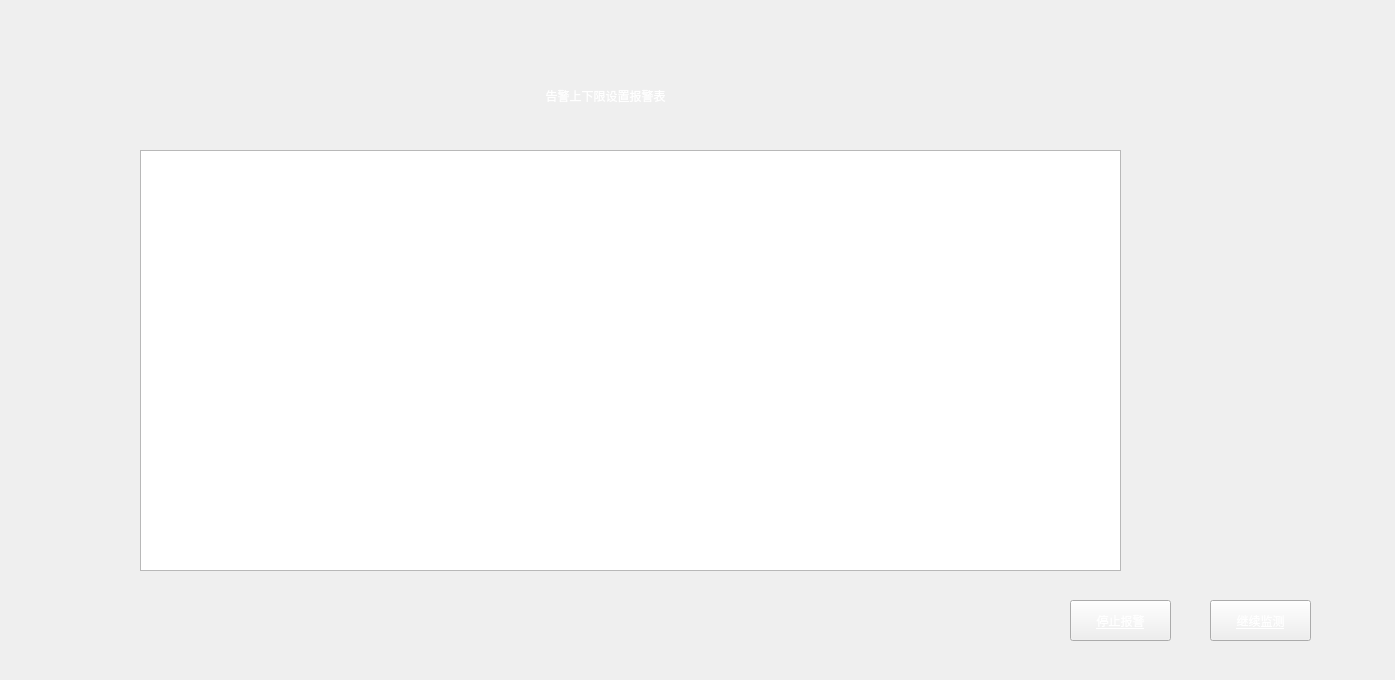
Old version of the form historyinfo.ui in the repository mynameyangtao/YuQianPro.
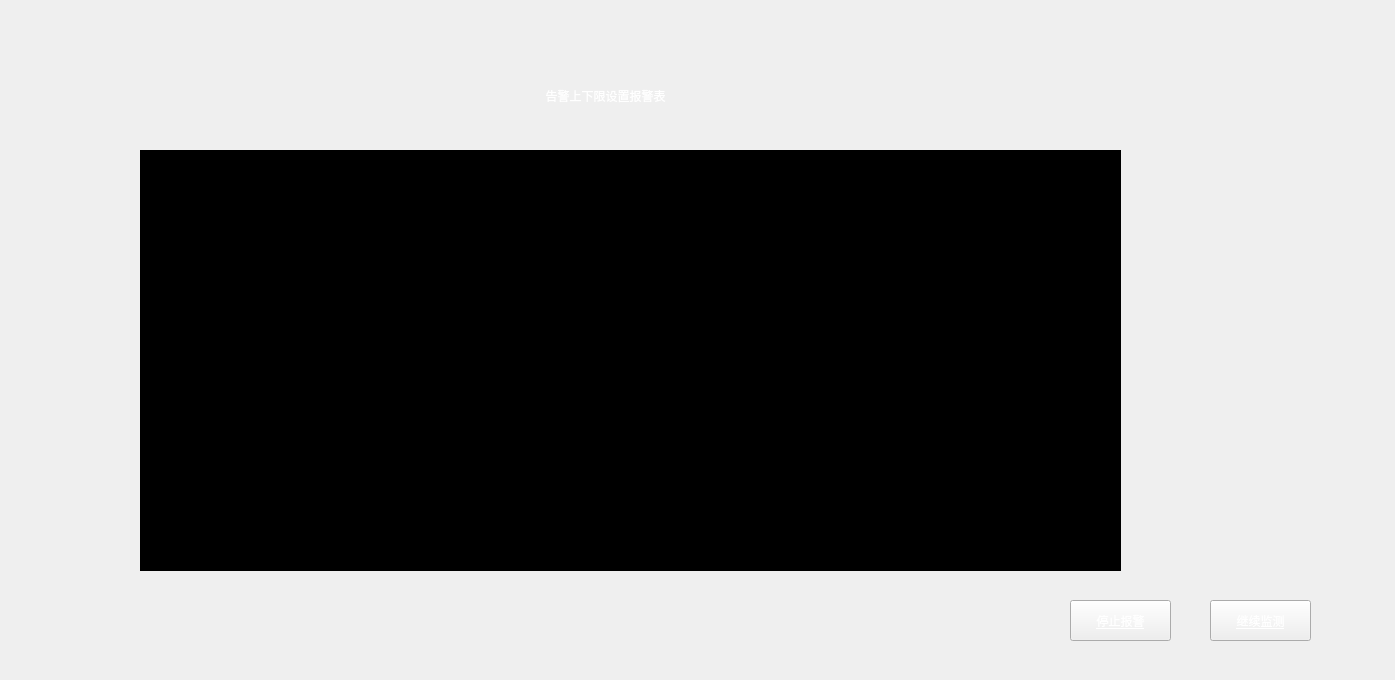
New version of the form. Icons and pictures are not drawn.

What changed in the file:
```diff
--- a/historyinfo.ui
+++ b/historyinfo.ui
@@ -32,7 +32,9 @@
      </rect>
     </property>
     <property name="styleSheet">
-     <string notr="true">font: 75 16pt &quot;微软雅黑&quot;;</string>
+     <string notr="true">font: 75 16pt &quot;微软雅黑&quot;;
+color: rgb(255, 255, 255);
+background-color: rgb(0, 0, 0);</string>
     </property>
    </widget>
    <widget class="QLabel" name="label_2">
```
